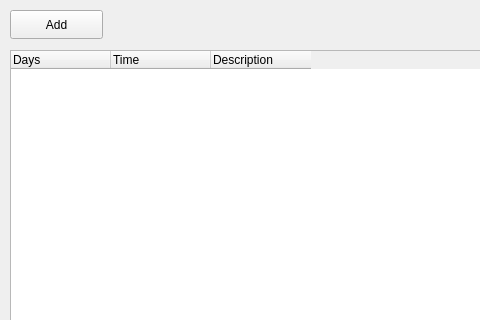
raaleksandr/SchoolBellWithMusic, file mainwindow.ui: the form before one commit; both pictures show x 0 to 480 and y 0 to 320 of the 839 by 620 pixel window.
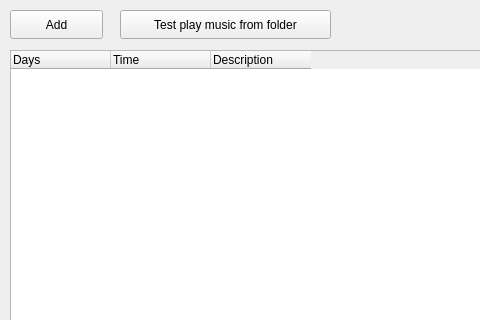
The form after the commit.

Commit message: Finished tests and explored how to play sound files in queue

```diff
--- a/mainwindow.ui
+++ b/mainwindow.ui
@@ -67,6 +67,19 @@
      <string>Add</string>
     </property>
    </widget>
+   <widget class="QPushButton" name="testPlayMusicFolderPushButton">
+    <property name="geometry">
+     <rect>
+      <x>120</x>
+      <y>10</y>
+      <width>211</width>
+      <height>29</height>
+     </rect>
+    </property>
+    <property name="text">
+     <string>Test play music from folder</string>
+    </property>
+   </widget>
   </widget>
   <widget class="QMenuBar" name="menubar">
    <property name="geometry">
```
The commit also changes 7 other files.
